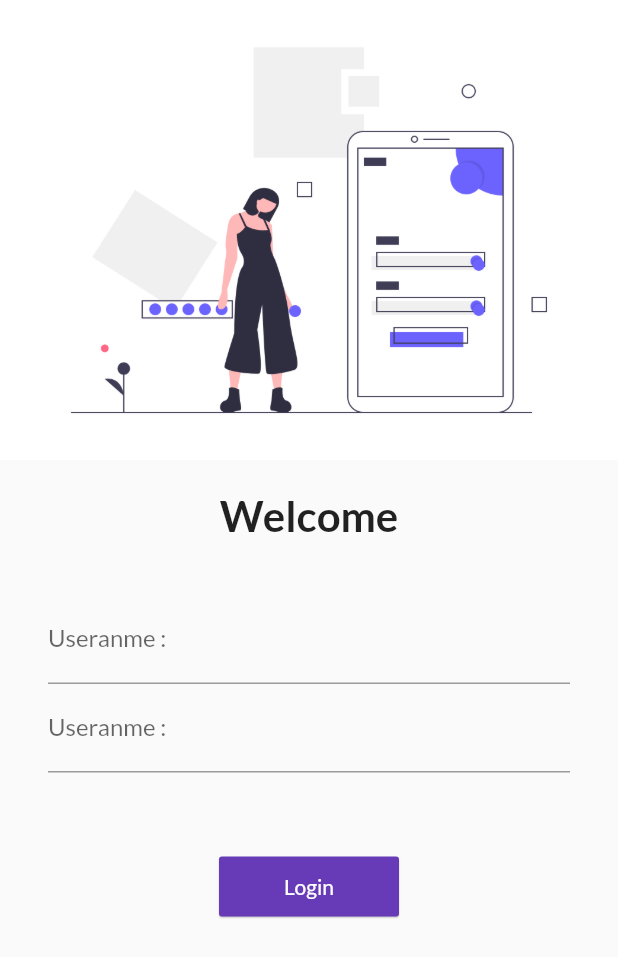
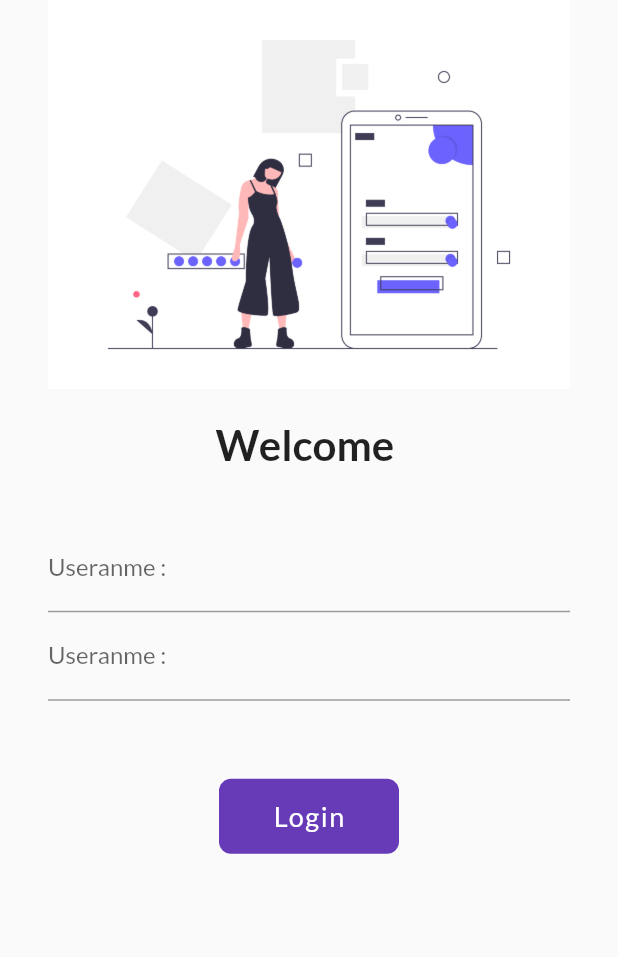
Before and after one commit to ds-patel-33/flutter_catalog, a Flutter app: the screen it shows after launch, on a phone screen of 412 x 824 dp. Shown: the top 957 px of the screen. Run offline on Flutter 3.47's test engine with Material 2 defaults, Android fonts, the phone set to English and light mode, and no system bars; our stand-ins replace google_fonts.

Commit message:
day-6 Animated Containe

```diff
--- a/lib/pages/login_page.dart
+++ b/lib/pages/login_page.dart
@@ -1,11 +1,23 @@
 import 'package:flutter/material.dart';
 import 'package:flutter_catalog/utils/routes.dart';
 
-class LoginPage extends StatelessWidget {
+class LoginPage extends StatefulWidget {
+  @override
+  _LoginPageState createState() => _LoginPageState();
+}
+
+class _LoginPageState extends State<LoginPage> {
+  String name = "";
+  bool changeButton = false;
+
   @override
   Widget build(BuildContext context) {
     return Scaffold(
         body: SingleChildScrollView(
+      child: Padding(
+        padding: const EdgeInsets.symmetric(
+          horizontal: 32.0,
+        ),
         child: Column(
           mainAxisAlignment: MainAxisAlignment.center,
           crossAxisAlignment: CrossAxisAlignment.center,
@@ -15,7 +27,7 @@ class LoginPage extends StatelessWidget {
               height: 20,
             ),
             Text(
-            "Welcome",
+              "Welcome $name",
               style: TextStyle(
                 fontSize: 28,
                 fontWeight: FontWeight.bold,
@@ -25,12 +37,17 @@ class LoginPage extends StatelessWidget {
               height: 20,
             ),
             Padding(
-            padding: const EdgeInsets.symmetric(horizontal: 32.0, vertical: 16),
+              padding: const EdgeInsets.symmetric(vertical: 16),
               child: Column(
                 children: <Widget>[
                   TextFormField(
                     decoration: InputDecoration(
                         hintText: "Enter Username", labelText: "Useranme :"),
+                    onChanged: (value) {
+                      setState(() {
+                        name = value;
+                      });
+                    },
                   ),
                   TextFormField(
                     obscureText: true,
@@ -43,20 +60,54 @@ class LoginPage extends StatelessWidget {
             SizedBox(
               height: 36,
             ),
-          MaterialButton(
-            elevation: 0.5,
-            minWidth: 120,
-            height: 40,
-            color: Colors.deepPurple,
-            child: Text(
-              "Login",
-              style: TextStyle(color: Colors.white),
-            ),
-            onPressed: () {
+            InkWell(
+              onTap: () async {
+                setState(() {
+                  changeButton = true;
+                });
+                await Future.delayed(Duration(seconds: 1));
                 Navigator.pushNamed(context, Routes.homePageRoute);
               },
+              child: AnimatedContainer(
+                curve: Curves.fastOutSlowIn,
+                duration: Duration(seconds: 1),
+                child: Container(
+                  height: 50,
+                  width: changeButton ? 50 : 120,
+                  decoration: BoxDecoration(
+                      color: Colors.deepPurple,
+                      borderRadius:
+                          BorderRadius.circular(changeButton ? 50 : 8)),
+                  child: Center(
+                    child: changeButton
+                        ? Icon(
+                            Icons.done,
+                            color: Colors.white,
                           )
+                        : Text("Login",
+                            style: TextStyle(
+                                color: Colors.white,
+                                fontSize: 18,
+                                letterSpacing: 1.1)),
+                  ),
+                ),
+              ),
+            )
+            // MaterialButton(
+            //   elevation: 0.5,
+            //   minWidth: 120,
+            //   height: 40,
+            //   color: Colors.deepPurple,
+            //   child: Text(
+            //     "Login",
+            //     style: TextStyle(color: Colors.white),
+            //   ),
+            //   onPressed: () {
+            //     Navigator.pushNamed(context, Routes.homePageRoute);
+            //   },
+            // )
           ],
+        ),
       ),
     ));
   }
```
Lines whose indentation alone changed are shown as unchanged.
